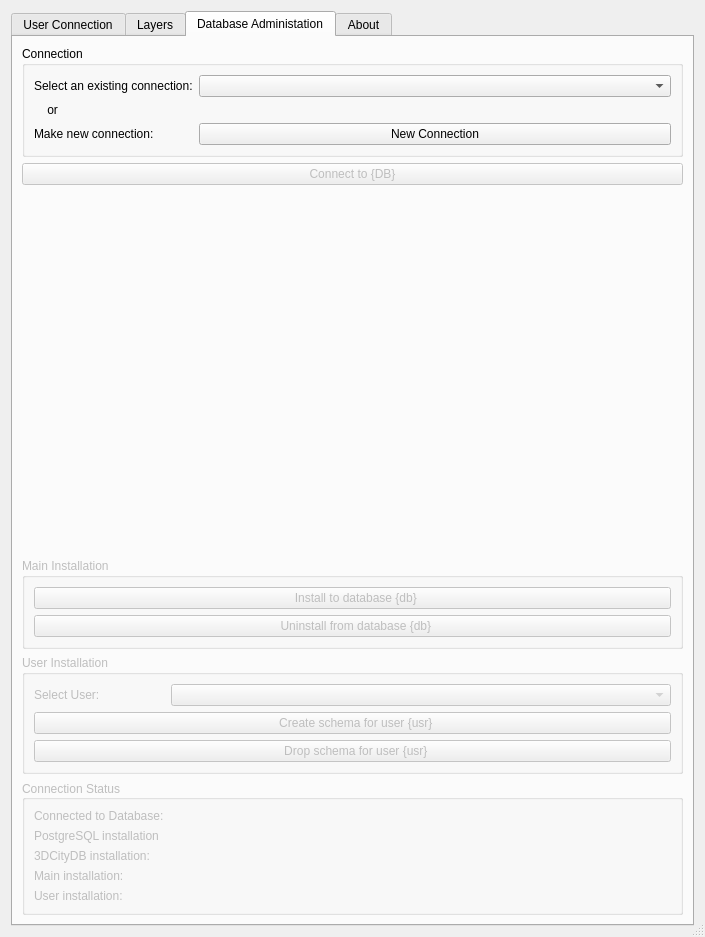
The window that ui/citydb_loader_dialog_base.ui (tudelft3d/3DCityDB-Tools-for-QGIS) describes before a commit, drawn with Qt 5.
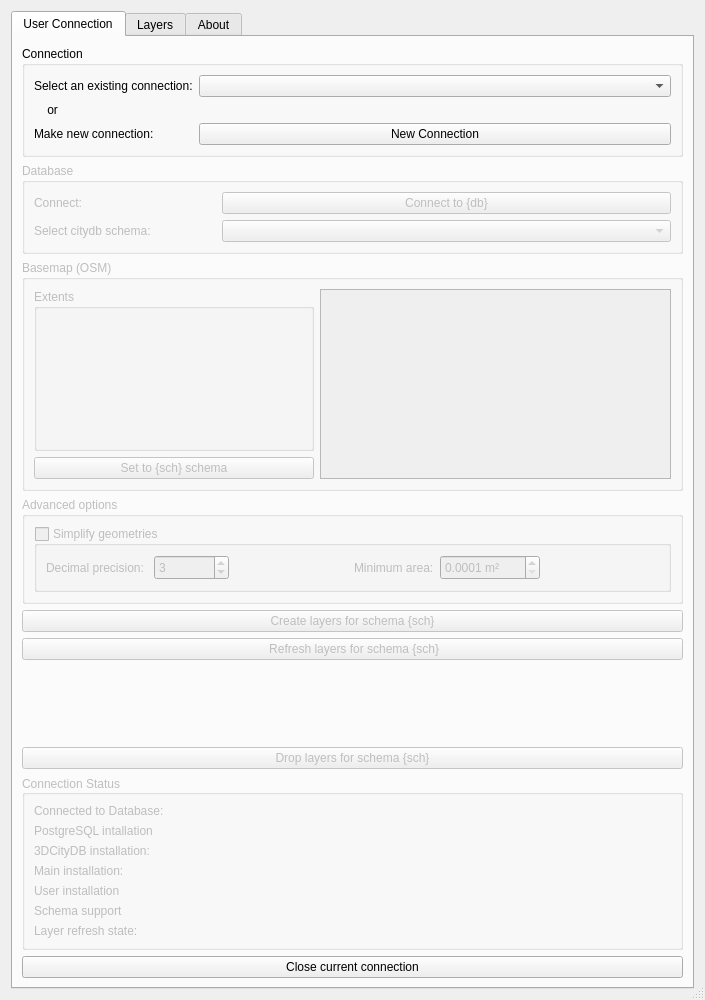
The same window after the commit. The open tabs and pages were chosen to show the change. Icons and pictures are not drawn. Custom widgets are drawn as their Qt base class.

What changed in the file:
```diff
--- a/ui/citydb_loader_dialog_base.ui
+++ b/ui/citydb_loader_dialog_base.ui
@@ -10,7 +10,7 @@
     <x>0</x>
     <y>0</y>
     <width>705</width>
-    <height>937</height>
+    <height>1000</height>
    </rect>
   </property>
   <property name="sizePolicy">
@@ -28,7 +28,7 @@
   <property name="maximumSize">
    <size>
     <width>705</width>
-    <height>937</height>
+    <height>1000</height>
    </size>
   </property>
   <property name="windowTitle">
@@ -588,7 +588,7 @@
           <bool>false</bool>
          </property>
          <property name="text">
-          <string> Refresh layers in schema {sch}</string>
+          <string> Refresh layers for schema {sch}</string>
          </property>
          <property name="icon">
           <iconset>
@@ -609,6 +609,16 @@
          </property>
         </spacer>
        </item>
+       <item>
+        <widget class="QPushButton" name="btnDropLayers">
+         <property name="enabled">
+          <bool>false</bool>
+         </property>
+         <property name="text">
+          <string>Drop layers for schema {sch}</string>
+         </property>
+        </widget>
+       </item>
        <item>
         <widget class="QGroupBox" name="gbxConnStatusC">
          <property name="enabled">
@@ -830,6 +840,13 @@
          </layout>
         </widget>
        </item>
+       <item>
+        <widget class="QPushButton" name="btnCloseConnC">
+         <property name="text">
+          <string>Close current connection</string>
+         </property>
+        </widget>
+       </item>
       </layout>
      </widget>
      <widget class="QWidget" name="tabLayers">
@@ -1069,493 +1086,6 @@
        </item>
       </layout>
      </widget>
-     <widget class="QWidget" name="tabDbAdmin">
-      <property name="enabled">
-       <bool>true</bool>
-      </property>
-      <attribute name="icon">
-       <iconset>
-        <normaloff>:/plugins/citydb_loader/icons/settings_icon.svg</normaloff>:/plugins/citydb_loader/icons/settings_icon.svg</iconset>
-      </attribute>
-      <attribute name="title">
-       <string>Database Administation</string>
-      </attribute>
-      <layout class="QVBoxLayout" name="verticalLayout_3">
-       <item>
-        <widget class="QGroupBox" name="gbxConnection">
-         <property name="sizePolicy">
-          <sizepolicy hsizetype="MinimumExpanding" vsizetype="Maximum">
-           <horstretch>0</horstretch>
-           <verstretch>0</verstretch>
-          </sizepolicy>
-         </property>
-         <property name="minimumSize">
-          <size>
-           <width>0</width>
-           <height>0</height>
-          </size>
-         </property>
-         <property name="title">
-          <string>Connection</string>
-         </property>
-         <property name="flat">
-          <bool>false</bool>
-         </property>
-         <property name="checkable">
-          <bool>false</bool>
-         </property>
-         <layout class="QFormLayout" name="fLayoutConnection">
-          <item row="0" column="0">
-           <widget class="QLabel" name="lblExistingConnection">
-            <property name="text">
-             <string>Select an existing connection:</string>
-            </property>
-           </widget>
-          </item>
-          <item row="0" column="1">
-           <widget class="QComboBox" name="cbxExistingConn">
-            <property name="sizePolicy">
-             <sizepolicy hsizetype="MinimumExpanding" vsizetype="Fixed">
-              <horstretch>0</horstretch>
-              <verstretch>0</verstretch>
-             </sizepolicy>
-            </property>
-            <property name="toolTip">
-             <string>uylilu</string>
-            </property>
-            <property name="accessibleName">
-             <string/>
-            </property>
-            <property name="autoFillBackground">
-             <bool>false</bool>
-            </property>
-            <property name="editable">
-             <bool>false</bool>
-            </property>
-            <property name="currentText">
-             <string/>
-            </property>
-            <property name="frame">
-             <bool>true</bool>
-            </property>
-           </widget>
-          </item>
-          <item row="1" column="0">
-           <widget class="QLabel" name="lblOr">
-            <property name="text">
-             <string>    or</string>
-            </property>
-           </widget>
-          </item>
-          <item row="2" column="0">
-           <widget class="QLabel" name="lblNewConnection">
-            <property name="text">
-             <string>Make new connection:</string>
-            </property>
-           </widget>
-          </item>
-          <item row="2" column="1">
-           <widget class="QPushButton" name="btnNewConn">
-            <property name="enabled">
-             <bool>true</bool>
-            </property>
-            <property name="sizePolicy">
-             <sizepolicy hsizetype="MinimumExpanding" vsizetype="Fixed">
-              <horstretch>0</horstretch>
-              <verstretch>0</verstretch>
-             </sizepolicy>
-            </property>
-            <property name="text">
-             <string>New Connection</string>
-            </property>
-            <property name="checkable">
-             <bool>false</bool>
-            </property>
-            <property name="checked">
-             <bool>false</bool>
-            </property>
-           </widget>
-          </item>
-         </layout>
-        </widget>
-       </item>
-       <item>
-        <widget class="QPushButton" name="btnConnectToDb">
-         <property name="enabled">
-          <bool>false</bool>
-         </property>
-         <property name="text">
-          <string>Connect to {DB}</string>
-         </property>
-        </widget>
-       </item>
-       <item>
-        <spacer name="verticalSpacer_2">
-         <property name="orientation">
-          <enum>Qt::Vertical</enum>
-         </property>
-         <property name="sizeHint" stdset="0">
-          <size>
-           <width>20</width>
-           <height>40</height>
-          </size>
-         </property>
-        </spacer>
-       </item>
-       <item>
-        <widget class="QGroupBox" name="gbxMainInst">
-         <property name="enabled">
-          <bool>false</bool>
-         </property>
-         <property name="sizePolicy">
-          <sizepolicy hsizetype="Preferred" vsizetype="Maximum">
-           <horstretch>0</horstretch>
-           <verstretch>0</verstretch>
-          </sizepolicy>
-         </property>
-         <property name="title">
-          <string>Main Installation</string>
-         </property>
-         <layout class="QVBoxLayout" name="vLayoutMainInst">
-          <item>
-           <widget class="QPushButton" name="btnMainInst">
-            <property name="sizePolicy">
-             <sizepolicy hsizetype="MinimumExpanding" vsizetype="Fixed">
-              <horstretch>0</horstretch>
-              <verstretch>0</verstretch>
-             </sizepolicy>
-            </property>
-            <property name="text">
-             <string>  Install to database {db}</string>
-            </property>
-            <property name="icon">
-             <iconset>
-              <normaloff>:/plugins/citydb_loader/icons/install_icon.svg</normaloff>:/plugins/citydb_loader/icons/install_icon.svg</iconset>
-            </property>
-            <property name="checkable">
-             <bool>false</bool>
-            </property>
-            <property name="checked">
-             <bool>false</bool>
-            </property>
-            <property name="default">
-             <bool>false</bool>
-            </property>
-            <property name="flat">
-             <bool>false</bool>
-            </property>
-           </widget>
-          </item>
-          <item>
-           <widget class="QPushButton" name="btnMainUninst">
-            <property name="sizePolicy">
-             <sizepolicy hsizetype="MinimumExpanding" vsizetype="Fixed">
-              <horstretch>0</horstretch>
-              <verstretch>0</verstretch>
-             </sizepolicy>
-            </property>
-            <property name="text">
-             <string>  Uninstall from database {db}</string>
-            </property>
-            <property name="icon">
-             <iconset>
-              <normaloff>:/plugins/citydb_loader/icons/uninstall_icon.svg</normaloff>:/plugins/citydb_loader/icons/uninstall_icon.svg</iconset>
-            </property>
-            <property name="default">
-             <bool>false</bool>
-            </property>
-           </widget>
-          </item>
-         </layout>
-        </widget>
-       </item>
-       <item>
-        <widget class="QGroupBox" name="gbxUserInst">
-         <property name="enabled">
-          <bool>false</bool>
-         </property>
-         <property name="sizePolicy">
-          <sizepolicy hsizetype="Preferred" vsizetype="Maximum">
-           <horstretch>0</horstretch>
-           <verstretch>0</verstretch>
-          </sizepolicy>
-         </property>
-         <property name="title">
-          <string>User Installation</string>
-         </property>
-         <layout class="QVBoxLayout" name="vLayoutUsrInst">
-          <item>
-           <layout class="QHBoxLayout" name="hLayout">
-            <item>
-             <widget class="QLabel" name="lblUser">
-              <property name="sizePolicy">
-               <sizepolicy hsizetype="Preferred" vsizetype="Fixed">
-                <horstretch>0</horstretch>
-                <verstretch>0</verstretch>
-               </sizepolicy>
-              </property>
-              <property name="text">
-               <string>Select User:</string>
-              </property>
-             </widget>
-            </item>
-            <item>
-             <spacer name="horizontalSpacer_5">
-              <property name="orientation">
-               <enum>Qt::Horizontal</enum>
-              </property>
-              <property name="sizeType">
-               <enum>QSizePolicy::Minimum</enum>
-              </property>
-              <property name="sizeHint" stdset="0">
-               <size>
-                <width>65</width>
-                <height>20</height>
-               </size>
-              </property>
-             </spacer>
-            </item>
-            <item>
-             <widget class="QComboBox" name="cbxUser">
-              <property name="sizePolicy">
-               <sizepolicy hsizetype="MinimumExpanding" vsizetype="Fixed">
-                <horstretch>0</horstretch>
-                <verstretch>0</verstretch>
-               </sizepolicy>
-              </property>
-              <property name="editable">
-               <bool>false</bool>
-              </property>
-              <property name="currentText">
-               <string/>
-              </property>
-              <property name="maxVisibleItems">
-               <number>5</number>
-              </property>
-              <property name="duplicatesEnabled">
-               <bool>false</bool>
-              </property>
-              <property name="frame">
-               <bool>true</bool>
-              </property>
-             </widget>
-            </item>
-           </layout>
-          </item>
-          <item>
-           <widget class="QPushButton" name="btnUsrInst">
-            <property name="text">
-             <string>  Create schema for user {usr}</string>
-            </property>
-            <property name="icon">
-             <iconset>
-              <normaloff>:/plugins/citydb_loader/icons/install_icon.svg</normaloff>:/plugins/citydb_loader/icons/install_icon.svg</iconset>
-            </property>
-           </widget>
-          </item>
-          <item>
-           <widget class="QPushButton" name="btnUsrUninst">
-            <property name="sizePolicy">
-             <sizepolicy hsizetype="MinimumExpanding" vsizetype="Fixed">
-              <horstretch>0</horstretch>
-              <verstretch>0</verstretch>
-             </sizepolicy>
-            </property>
-            <property name="text">
-             <string>  Drop schema for user {usr}</string>
-            </property>
-            <property name="icon">
-             <iconset>
-              <normaloff>:/plugins/citydb_loader/icons/uninstall_icon.svg</normaloff>:/plugins/citydb_loader/icons/uninstall_icon.svg</iconset>
-            </property>
-            <property name="default">
-             <bool>false</bool>
-            </property>
-           </widget>
-          </item>
-         </layout>
-        </widget>
-       </item>
-       <item>
-        <widget class="QGroupBox" name="gbxConnStatus">
-         <property name="enabled">
-          <bool>false</bool>
-         </property>
-         <property name="sizePolicy">
-          <sizepolicy hsizetype="MinimumExpanding" vsizetype="Maximum">
-           <horstretch>0</horstretch>
-           <verstretch>0</verstretch>
-          </sizepolicy>
-         </property>
-         <property name="focusPolicy">
-          <enum>Qt::NoFocus</enum>
-         </property>
-         <property name="layoutDirection">
-          <enum>Qt::LeftToRight</enum>
-         </property>
-         <property name="autoFillBackground">
-          <bool>false</bool>
-         </property>
-         <property name="title">
-          <string>Connection Status</string>
-         </property>
-         <property name="alignment">
-          <set>Qt::AlignLeading|Qt::AlignLeft|Qt::AlignVCenter</set>
-         </property>
-         <property name="flat">
-          <bool>false</bool>
-         </property>
-         <property name="checkable">
-          <bool>false</bool>
-         </property>
-         <layout class="QGridLayout" name="gLayoutConnStatus">
-          <item row="2" column="0">
-           <widget class="QLabel" name="lbl3DCityDBInst">
-            <property name="sizePolicy">
-             <sizepolicy hsizetype="Maximum" vsizetype="Preferred">
-              <horstretch>0</horstretch>
-              <verstretch>0</verstretch>
-             </sizepolicy>
-            </property>
-            <property name="text">
-             <string>3DCityDB installation:</string>
-            </property>
-           </widget>
-          </item>
-          <item row="3" column="0">
-           <widget class="QLabel" name="lblMainInst">
-            <property name="text">
-             <string>Main installation:</string>
-            </property>
-           </widget>
-          </item>
-          <item row="1" column="0">
-           <widget class="QLabel" name="lblPostInst">
-            <property name="sizePolicy">
-             <sizepolicy hsizetype="Maximum" vsizetype="Preferred">
-              <horstretch>0</horstretch>
-              <verstretch>0</verstretch>
-             </sizepolicy>
-            </property>
-            <property name="text">
-             <string>PostgreSQL installation</string>
-            </property>
-           </widget>
-          </item>
-          <item row="0" column="0">
-           <widget class="QLabel" name="lblConnToDb">
-            <property name="sizePolicy">
-             <sizepolicy hsizetype="Maximum" vsizetype="Maximum">
-              <horstretch>0</horstretch>
-              <verstretch>0</verstretch>
-             </sizepolicy>
-            </property>
-            <property name="frameShape">
-             <enum>QFrame::NoFrame</enum>
-            </property>
-            <property name="frameShadow">
-             <enum>QFrame::Plain</enum>
-            </property>
-            <property name="lineWidth">
-             <number>2</number>
-            </property>
-            <property name="text">
-             <string>Connected to Database:</string>
-            </property>
-            <property name="alignment">
-             <set>Qt::AlignLeading|Qt::AlignLeft|Qt::AlignTop</set>
-            </property>
-           </widget>
-          </item>
-          <item row="0" column="1">
-           <widget class="QLabel" name="lblConnToDb_out">
-            <property name="sizePolicy">
-             <sizepolicy hsizetype="MinimumExpanding" vsizetype="Preferred">
-              <horstretch>0</horstretch>
-              <verstretch>0</verstretch>
-             </sizepolicy>
-            </property>
-            <property name="text">
-             <string/>
-            </property>
-            <property name="alignment">
-             <set>Qt::AlignLeading|Qt::AlignLeft|Qt::AlignVCenter</set>
-            </property>
-           </widget>
-          </item>
-          <item row="4" column="1">
-           <widget class="QLabel" name="lblUserInst_out">
-            <property name="sizePolicy">
-             <sizepolicy hsizetype="MinimumExpanding" vsizetype="Preferred">
-              <horstretch>0</horstretch>
-              <verstretch>0</verstretch>
-             </sizepolicy>
-            </property>
-            <property name="text">
-             <string/>
-            </property>
-            <property name="wordWrap">
-             <bool>true</bool>
-            </property>
-            <property name="margin">
-             <number>0</number>
-            </property>
-            <property name="indent">
-             <number>-1</number>
-            </property>
-           </widget>
-          </item>
-          <item row="4" column="0">
-           <widget class="QLabel" name="lblUserInst">
-            <property name="sizePolicy">
-             <sizepolicy hsizetype="Maximum" vsizetype="Preferred">
-              <horstretch>0</horstretch>
-              <verstretch>0</verstretch>
-             </sizepolicy>
-            </property>
-            <property name="text">
-             <string>User installation:</string>
-            </property>
-           </widget>
-          </item>
-          <item row="3" column="1">
-           <widget class="QLabel" name="lblMainInst_out">
-            <property name="text">
-             <string/>
-            </property>
-           </widget>
-          </item>
-          <item row="2" column="1">
-           <widget class="QLabel" name="lbl3DCityDBInst_out">
-            <property name="sizePolicy">
-             <sizepolicy hsizetype="MinimumExpanding" vsizetype="Preferred">
-              <horstretch>0</horstretch>
-              <verstretch>0</verstretch>
-             </sizepolicy>
-            </property>
-            <property name="text">
-             <string/>
-            </property>
-           </widget>
-          </item>
-          <item row="1" column="1">
-           <widget class="QLabel" name="lblPostInst_out">
-            <property name="sizePolicy">
-             <sizepolicy hsizetype="MinimumExpanding" vsizetype="Preferred">
-              <horstretch>0</horstretch>
-              <verstretch>0</verstretch>
-             </sizepolicy>
-            </property>
-            <property name="text">
-             <string/>
-            </property>
-           </widget>
-          </item>
-         </layout>
-        </widget>
-       </item>
-      </layout>
-     </widget>
      <widget class="QWidget" name="tabAbout">
       <attribute name="icon">
        <iconset>
```
